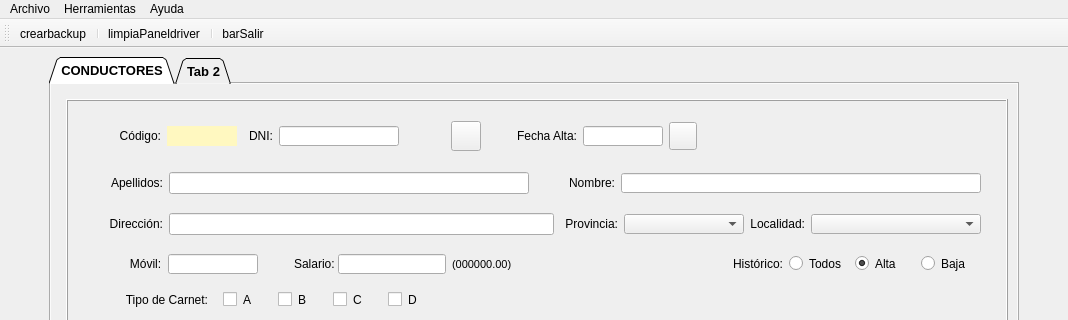
The window that templates/MainWindow.ui (XoanCarlos/perezgonzalez2324) describes before a commit, drawn with Qt 5; both pictures show x 0 to 1068 and y 0 to 320 of the 1068 by 760 pixel window.
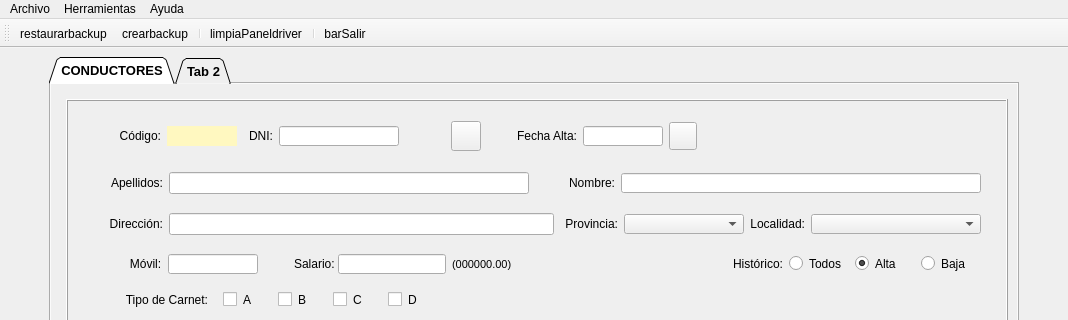
The same window after the commit. Icons and pictures are not drawn.

Commit message: barra herramientas restaurarbackup

```diff
--- a/templates/MainWindow.ui
+++ b/templates/MainWindow.ui
@@ -1365,6 +1365,7 @@
    <attribute name="toolBarBreak">
     <bool>false</bool>
    </attribute>
+   <addaction name="actionrestaurarbackup"/>
    <addaction name="actioncrearbackup"/>
    <addaction name="separator"/>
    <addaction name="actionlimpiaPaneldriver"/>
@@ -1430,6 +1431,15 @@
     <string>Exportar Datos XLS</string>
    </property>
   </action>
+  <action name="actionrestaurarbackup">
+   <property name="icon">
+    <iconset>
+     <normaloff>../img/backup1.png</normaloff>../img/backup1.png</iconset>
+   </property>
+   <property name="text">
+    <string>restaurarbackup</string>
+   </property>
+  </action>
  </widget>
  <tabstops>
   <tabstop>panelPrincipal</tabstop>
```
The commit also changes 2 other files.
